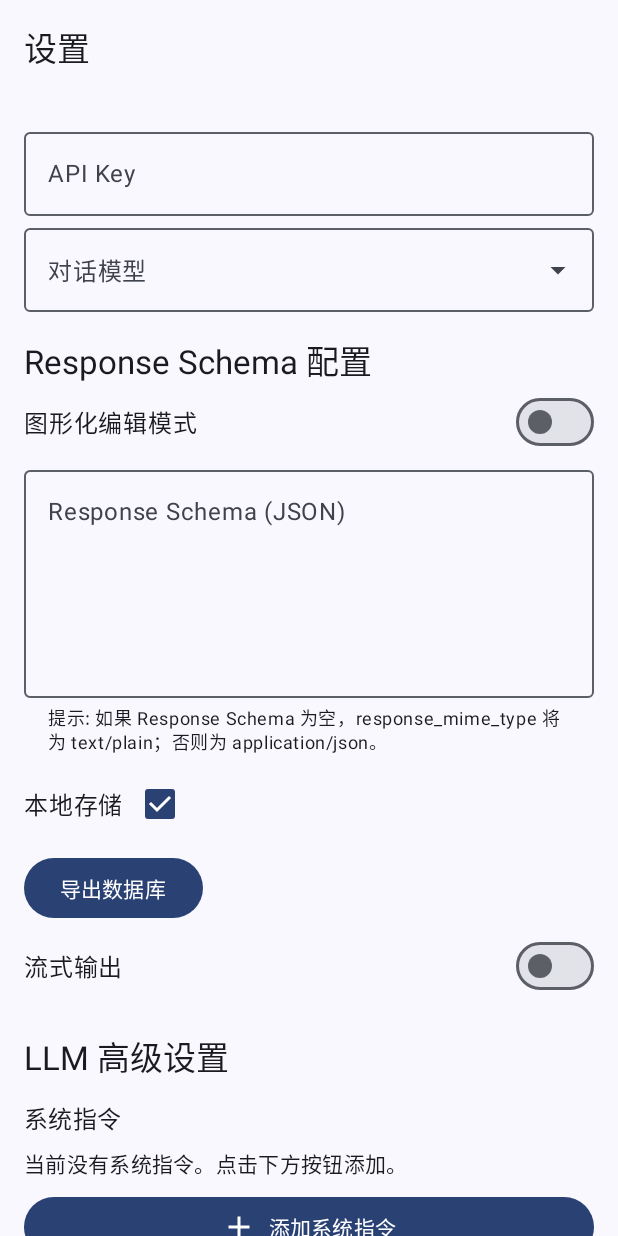
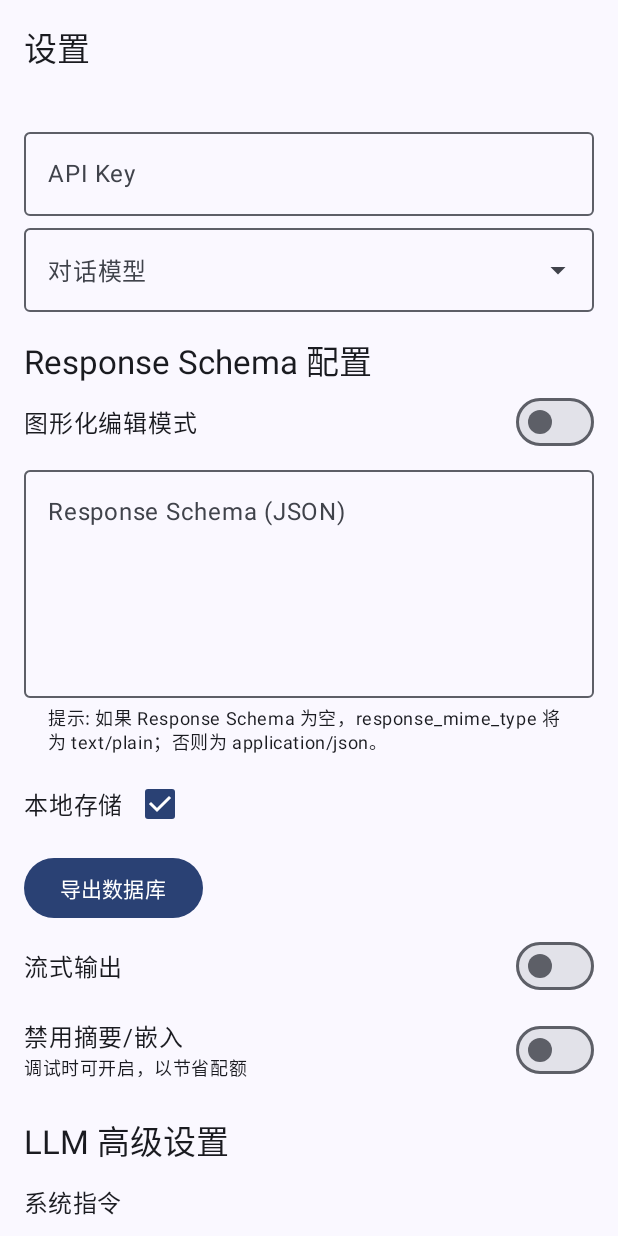
Before and after one commit to Hfugghg/Memoria, an Android app built with Jetpack Compose: the composable SettingsScreen shown on its own in the app's theme, on a phone screen of 412 x 824 dp. Run offline under Robolectric (Android 15) with nearby library versions, the phone set to English and light mode, and no system bars; our stand-ins replace Dagger/Hilt's generated code.

Commit message:
refactor(core): 优化设置模块，新增禁用摘要/嵌入选项
修改了设置模块，包括 AppModule、ChatInputBar、Settings 等文件。
新增了禁用摘要和嵌入的选项，并优化了 UI 显示和数据存储逻辑。
调整了 ChatInputBar 的样式，使其更紧凑。

```diff
--- a/app/src/main/java/com/exp/memoria/data/repository/SettingsRepository.kt
+++ b/app/src/main/java/com/exp/memoria/data/repository/SettingsRepository.kt
@@ -24,4 +24,5 @@ interface SettingsRepository {
     suspend fun updateSexuallyExplicit(value: Float)
     suspend fun updateDangerousContent(value: Float)
     suspend fun updateIsStreamingEnabled(isStreamingEnabled: Boolean)
+    suspend fun updateDisableSummaryAndEmbedding(disableSummaryAndEmbedding: Boolean)
 }
--- a/app/src/main/java/com/exp/memoria/data/repository/impl/SettingsRepositoryImpl.kt
+++ b/app/src/main/java/com/exp/memoria/data/repository/impl/SettingsRepositoryImpl.kt
@@ -41,6 +41,7 @@ class SettingsRepositoryImpl @Inject constructor(
         val SEXUALLY_EXPLICIT = floatPreferencesKey("sexually_explicit")
         val DANGEROUS_CONTENT = floatPreferencesKey("dangerous_content")
         val IS_STREAMING_ENABLED = booleanPreferencesKey("is_streaming_enabled")
+        val DISABLE_SUMMARY_AND_EMBEDDING = booleanPreferencesKey("disable_summary_and_embedding")
     }
 
     override val settingsFlow = dataStore.data.map {
@@ -63,6 +64,7 @@ class SettingsRepositoryImpl @Inject constructor(
         val sexuallyExplicit = it[PreferencesKeys.SEXUALLY_EXPLICIT] ?: 0.0f
         val dangerousContent = it[PreferencesKeys.DANGEROUS_CONTENT] ?: 0.0f
         val isStreamingEnabled = it[PreferencesKeys.IS_STREAMING_ENABLED] ?: false
+        val disableSummaryAndEmbedding = it[PreferencesKeys.DISABLE_SUMMARY_AND_EMBEDDING] ?: false
 
         Settings(
             apiKey = apiKey,
@@ -83,7 +85,8 @@ class SettingsRepositoryImpl @Inject constructor(
             hateSpeech = hateSpeech,
             sexuallyExplicit = sexuallyExplicit,
             dangerousContent = dangerousContent,
-            isStreamingEnabled = isStreamingEnabled
+            isStreamingEnabled = isStreamingEnabled,
+            disableSummaryAndEmbedding = disableSummaryAndEmbedding
         )
     }
 
@@ -174,4 +177,8 @@ class SettingsRepositoryImpl @Inject constructor(
     override suspend fun updateIsStreamingEnabled(isStreamingEnabled: Boolean) {
         dataStore.edit { it[PreferencesKeys.IS_STREAMING_ENABLED] = isStreamingEnabled }
     }
+
+    override suspend fun updateDisableSummaryAndEmbedding(disableSummaryAndEmbedding: Boolean) {
+        dataStore.edit { it[PreferencesKeys.DISABLE_SUMMARY_AND_EMBEDDING] = disableSummaryAndEmbedding }
+    }
 }
--- a/app/src/main/java/com/exp/memoria/di/AppModule.kt
+++ b/app/src/main/java/com/exp/memoria/di/AppModule.kt
@@ -68,9 +68,10 @@ object AppModule {
     @Singleton
     fun provideUtilityService(
         llmApiService: LlmApiService,
-        helpers: LlmRepositoryHelpers // 依赖于 Helpers
+        helpers: LlmRepositoryHelpers, // 依赖于 Helpers
+        settingsRepository: SettingsRepository
     ): UtilityService {
-        return UtilityServiceImpl(llmApiService, helpers)
+        return UtilityServiceImpl(llmApiService, helpers, settingsRepository)
     }
 
     // 4. 修改后的 LlmRepository 提供函数
--- a/app/src/main/java/com/exp/memoria/ui/settings/Settings.kt
+++ b/app/src/main/java/com/exp/memoria/ui/settings/Settings.kt
@@ -25,6 +25,7 @@ package com.exp.memoria.ui.settings
  * @property sexuallyExplicit 安全设置：色情内容的屏蔽阈值。
  * @property dangerousContent 安全设置：危险内容内容的屏蔽阈值。
  * @property isStreamingEnabled 是否启用流式输出。
+ * @property disableSummaryAndEmbedding 是否禁用摘要和嵌入请求。
  */
 data class Settings(
     val apiKey: String = "",
@@ -45,5 +46,6 @@ data class Settings(
     val hateSpeech: Float = 0.0f,
     val sexuallyExplicit: Float = 0.0f,
     val dangerousContent: Float = 0.0f,
-    val isStreamingEnabled: Boolean = false
+    val isStreamingEnabled: Boolean = false,
+    val disableSummaryAndEmbedding: Boolean = false
 )
--- a/app/src/main/java/com/exp/memoria/ui/settings/settingsscreen/SettingsScreen.kt
+++ b/app/src/main/java/com/exp/memoria/ui/settings/settingsscreen/SettingsScreen.kt
@@ -182,6 +182,27 @@ fun SettingsScreen(viewModel: SettingsViewModel = hiltViewModel()) {
                 Switch(
                     checked = settings.isStreamingEnabled,
                     onCheckedChange = viewModel::onIsStreamingEnabledChange
+                )
+            }
+
+            // 调试模式开关
+            Row(
+                modifier = Modifier
+                    .fillMaxWidth()
+                    .padding(vertical = 4.dp),
+                verticalAlignment = Alignment.CenterVertically,
+                horizontalArrangement = Arrangement.SpaceBetween
+            ) {
+                Column(modifier = Modifier.weight(1f)) {
+                    Text("禁用摘要/嵌入", style = MaterialTheme.typography.bodyLarge)
+                    Text(
+                        "调试时可开启，以节省配额",
+                        style = MaterialTheme.typography.bodySmall
+                    )
+                }
+                Switch(
+                    checked = settings.disableSummaryAndEmbedding,
+                    onCheckedChange = viewModel::onDisableSummaryAndEmbeddingChange
                 )
             }
 
```
Also changed, not shown: app/src/main/java/com/exp/memoria/data/repository/impl/UtilityServiceImpl.kt (+14 -1 lines), app/src/main/java/com/exp/memoria/ui/chatscreen/ChatInputBar.kt (+17 -7 lines), app/src/main/java/com/exp/memoria/ui/settings/SettingsViewModel.kt (+10 -0 lines).
